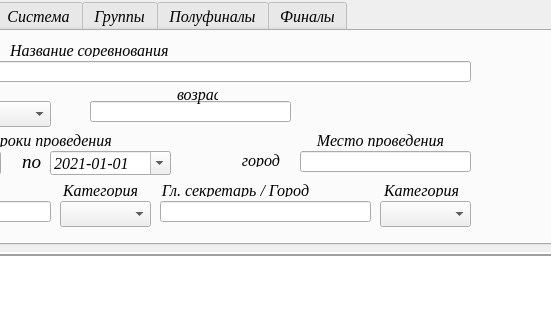
First picture: the form in main_window.ui, repository Kaspar0810/Competitions_TT_SQL, before the edit; both pictures show x 412 to 963 and y 0 to 320 of the 1407 by 702 pixel window.
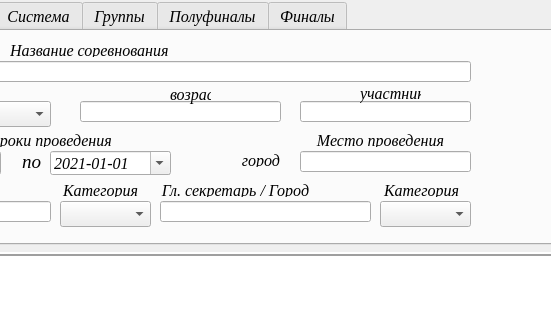
Second picture: the form after the edit. The open tabs and pages were chosen to show the change.

Patch:
```diff
--- a/main_window.ui
+++ b/main_window.ui
@@ -108,7 +108,7 @@
      <widget class="QLineEdit" name="lineEdit_title_vozrast">
       <property name="geometry">
        <rect>
-        <x>260</x>
+        <x>250</x>
         <y>70</y>
         <width>201</width>
         <height>21</height>
@@ -480,7 +480,7 @@
      <widget class="QLabel" name="label_sredi_2">
       <property name="geometry">
        <rect>
-        <x>347</x>
+        <x>340</x>
         <y>54</y>
         <width>41</width>
         <height>20</height>
@@ -500,6 +500,39 @@
        <set>Qt::AlignRight|Qt::AlignTop|Qt::AlignTrailing</set>
       </property>
      </widget>
+     <widget class="QLineEdit" name="lineEdit_title_gamer">
+      <property name="geometry">
+       <rect>
+        <x>470</x>
+        <y>70</y>
+        <width>171</width>
+        <height>21</height>
+       </rect>
+      </property>
+     </widget>
+     <widget class="QLabel" name="label_sredi_3">
+      <property name="geometry">
+       <rect>
+        <x>530</x>
+        <y>53</y>
+        <width>61</width>
+        <height>20</height>
+       </rect>
+      </property>
+      <property name="font">
+       <font>
+        <family>Times New Roman</family>
+        <pointsize>12</pointsize>
+        <italic>true</italic>
+       </font>
+      </property>
+      <property name="text">
+       <string>&lt;html&gt;&lt;head/&gt;&lt;body&gt;&lt;p&gt;участники&lt;/p&gt;&lt;/body&gt;&lt;/html&gt;</string>
+      </property>
+      <property name="alignment">
+       <set>Qt::AlignRight|Qt::AlignTop|Qt::AlignTrailing</set>
+      </property>
+     </widget>
     </widget>
     <widget class="QWidget" name="tab_1">
      <attribute name="title">
```
Left out of the diff: 20 changed lines with no effect on the pictures.
